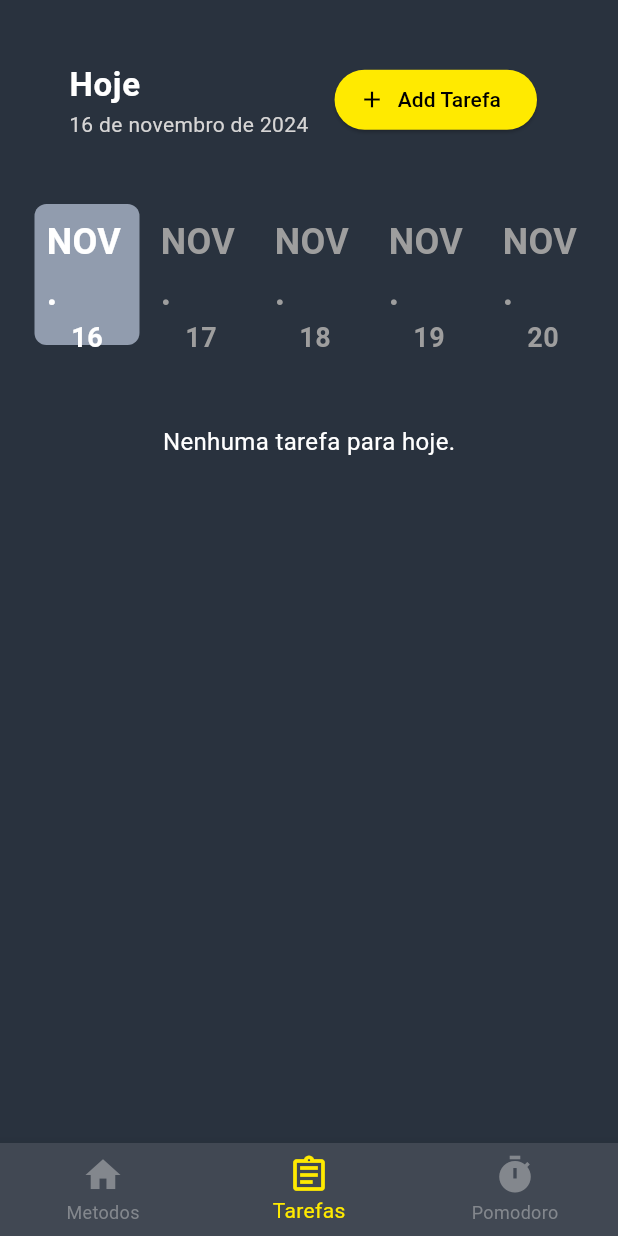
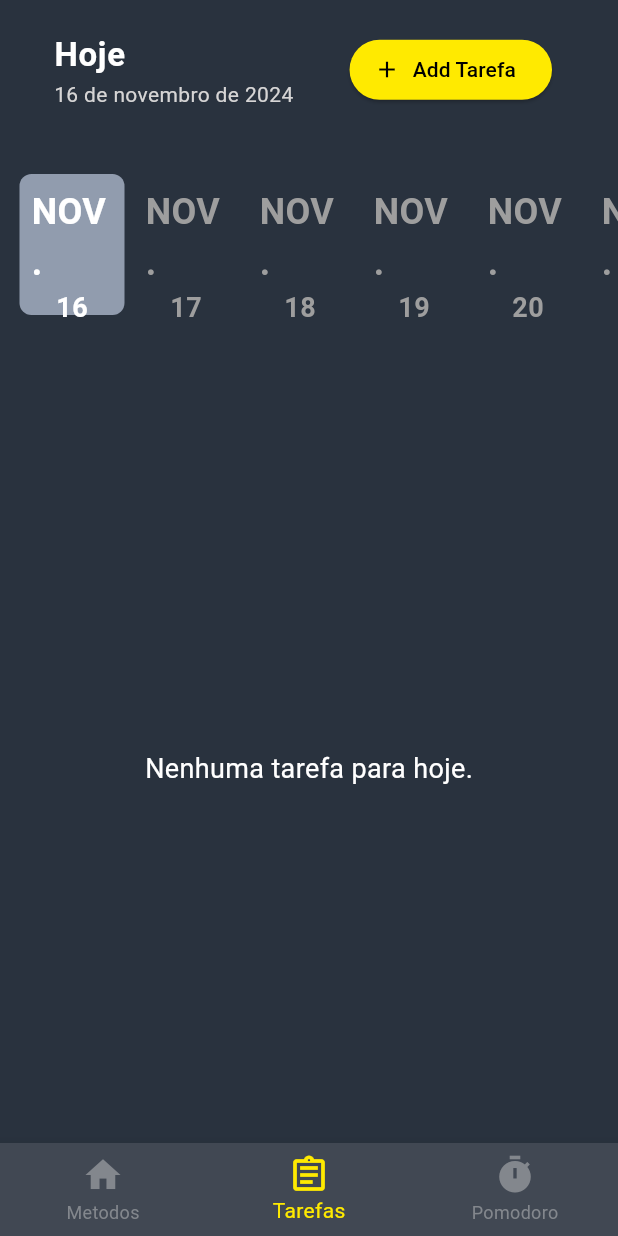
Before and after one commit to Kevengrf/Illumina, a Flutter app: the screen it shows after launch, item 2 of the bottom bar chosen, on a phone screen of 412 x 824 dp. Run offline on Flutter 3.47's test engine with Material 3 defaults, Android fonts, the phone set to English and light mode, and no system bars; drawn by our look-alikes of date_picker_timeline.

Commit message:
correção de erros

```diff
--- a/lib/screens/tarefa/tarefas.dart
+++ b/lib/screens/tarefa/tarefas.dart
@@ -45,41 +45,42 @@ class _TarefasState extends State<Tarefas> {
   final width = MediaQuery.of(context).size.width;
 
   return Scaffold(
-      body: ListView(
-        padding: const EdgeInsets.symmetric(vertical: 20, horizontal: 10),
+    body: Column(
       children: [
         _cabecalho(context),
         _dateBar(),
-          const SizedBox(
-            height: 50
+        const SizedBox(height: 50),
+        Expanded(
+          child: _tarefasFiltradas().isEmpty
+              ? const Center(
+                  child: Text(
+                    "Nenhuma tarefa para hoje.",
+                    style: TextStyle(color: Colors.white, fontSize: 18),
                   ),
-          _tarefasFiltradas().isEmpty
-              ? const Center(child: Text("Nenhuma tarefa para hoje.",
-              style: TextStyle(
-                color: Colors.white,
-                fontSize: 16
-              ),))
-              : Column(
+                )
+              : ListView(
                   children: _tarefasFiltradas().map((tarefa) {
                     return ListTile(
-                      title: Text(tarefa.titulo,
+                      title: Text(
+                        tarefa.titulo,
                         style: const TextStyle(
-                        color: Colors.white,
-                        fontSize: 16
-                        ),),
-                      subtitle: Text(tarefa.nota,
+                            color: Colors.white, fontSize: 18),
+                      ),
+                      subtitle: Text(
+                        tarefa.nota,
                         style: const TextStyle(
                             color: Color.fromRGBO(145, 156, 174, 1),
-                        fontSize: 14
-                      ),
+                            fontSize: 14),
                       ),
                     );
                   }).toList(),
+                ),
         ),
       ],
     ),
   );
 }
+
 
   _cabecalho(BuildContext context) {
     return Container(
```
Lines whose indentation alone changed are shown as unchanged.
